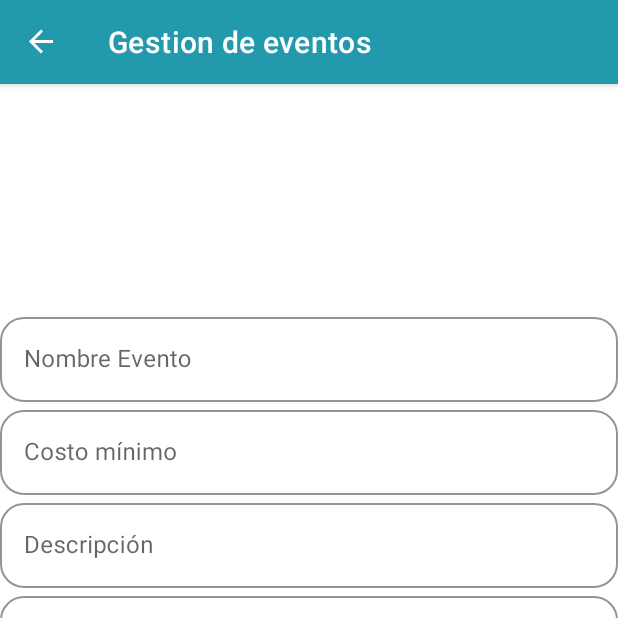
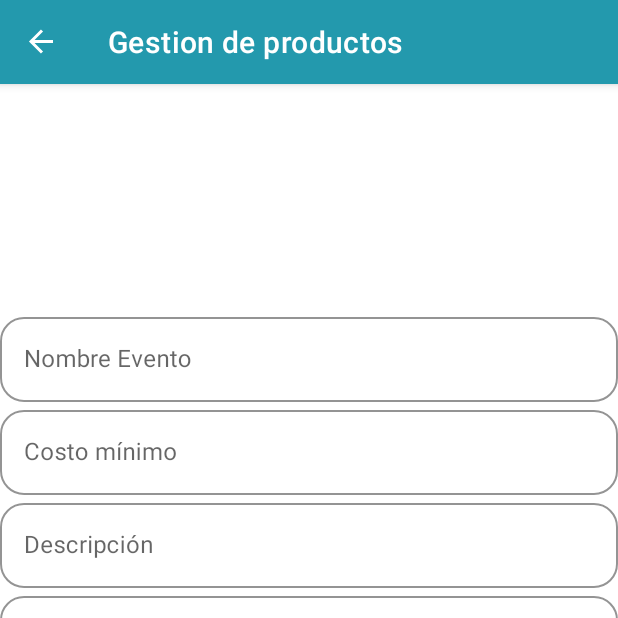
Before and after one commit to santi161603/PuntoCel-Manage, an Android app: the ManageEventsFragment screen opened through its navigation route, on a phone screen of 412 x 824 dp, the top half of it. Run offline under Robolectric (Android 15) with nearby library versions, the phone set to English and light mode, and no system bars; our stand-ins replace Firebase (no records; nobody signed in at launch, a user with empty details on screens opened directly), navigation-ui.

Commit message:
ajustes, bug fix

```diff
--- a/app/build.gradle.kts
+++ b/app/build.gradle.kts
@@ -2,6 +2,7 @@ plugins {
     alias(libs.plugins.android.application)
     alias(libs.plugins.jetbrains.kotlin.android)
     alias(libs.plugins.google.services)
+    alias(libs.plugins.navigation.safeargs.kotlin)
 }
 
 android {
@@ -37,7 +38,6 @@ android {
 }
 
 dependencies {
-
     implementation(libs.androidx.core.ktx)
     implementation(libs.androidx.appcompat)
     implementation(libs.material)
@@ -59,4 +59,5 @@ dependencies {
     implementation (libs.play.services.auth)
     implementation (libs.androidx.core.splashscreen)
 
+
 }
--- a/app/src/main/res/navigation/mobile_navigation.xml
+++ b/app/src/main/res/navigation/mobile_navigation.xml
@@ -21,7 +21,11 @@
         android:id="@+id/homeFragment3"
         android:name="com.uni.proyecto.event.presenter.view.HomeFragment"
         android:label="@string/title_home"
-        tools:layout="@layout/fragment_home" />
+        tools:layout="@layout/fragment_home" >
+        <action
+            android:id="@+id/action_homeFragment3_to_detailsProductFragment"
+            app:destination="@id/detailsProductFragment" />
+    </fragment>
     <fragment
         android:id="@+id/dashboardFragment2"
         android:name="com.uni.proyecto.event.presenter.view.DashboardFragment"
@@ -45,6 +49,16 @@
     <fragment
         android:id="@+id/manageEventsFragment"
         android:name="com.uni.proyecto.event.presenter.view.ManageEventsFragment"
-        android:label="Gestion de eventos"
+        android:label="Gestion de productos"
         tools:layout="@layout/fragment_manage_events" />
+    <fragment
+        android:id="@+id/detailsProductFragment"
+        android:name="com.uni.proyecto.event.presenter.view.DetailsProductFragment"
+        android:label="Detalles de productos"
+        tools:layout="@layout/fragment_details_product">
+        <argument
+            android:name="eventName"
+            app:argType="string"
+            app:nullable="true" />
+    </fragment>
 </navigation>
--- a/app/src/main/res/values/strings.xml
+++ b/app/src/main/res/values/strings.xml
@@ -32,4 +32,5 @@
     <string name="a_adir_imagen">Añadir Imagen</string>
     <string name="crear_evento">Crear Producto</string>
     <string name="ejemplo_string1_string2_string3">Ejemplo: String1,String2,String3</string>
+    <string name="descripcion_imagenes">esto es una descripcion general para las imagenes</string>
 </resources>
--- a/gradle/libs.versions.toml
+++ b/gradle/libs.versions.toml
@@ -19,6 +19,7 @@ navigationUiKtx = "2.8.2"
 picasso = "2.71828"
 play-services-auth = "21.2.0"
 firebaseAuthKtx = "23.1.0"
+navSafeArgs = "2.6.0"
 
 [libraries]
 androidx-core-ktx = { group = "androidx.core", name = "core-ktx", version.ref = "coreKtx" }
@@ -46,3 +47,4 @@ firebase-auth-ktx = { group = "com.google.firebase", name = "firebase-auth-ktx",
 android-application = { id = "com.android.application", version.ref = "agp" }
 jetbrains-kotlin-android = { id = "org.jetbrains.kotlin.android", version.ref = "kotlin" }
 google-services = {id = "com.google.gms.google-services", version.ref = "google-services"}
+navigation-safeargs-kotlin = { id = "androidx.navigation.safeargs.kotlin", version.ref = "navSafeArgs" }
```
Also changed, not shown: app/src/main/java/com/uni/proyecto/event/presenter/adapters/AdapterHome.kt (+7 -0 lines), app/src/main/java/com/uni/proyecto/event/presenter/adapters/onClick/OnClickProducts.kt (added, +7 -0 lines), app/src/main/java/com/uni/proyecto/event/presenter/view/DetailsProductFragment.kt (added, +43 -0 lines), app/src/main/java/com/uni/proyecto/event/presenter/view/HomeFragment.kt (+10 -2 lines), app/src/main/res/layout/fragment_details_product.xml (added, +97 -0 lines).
